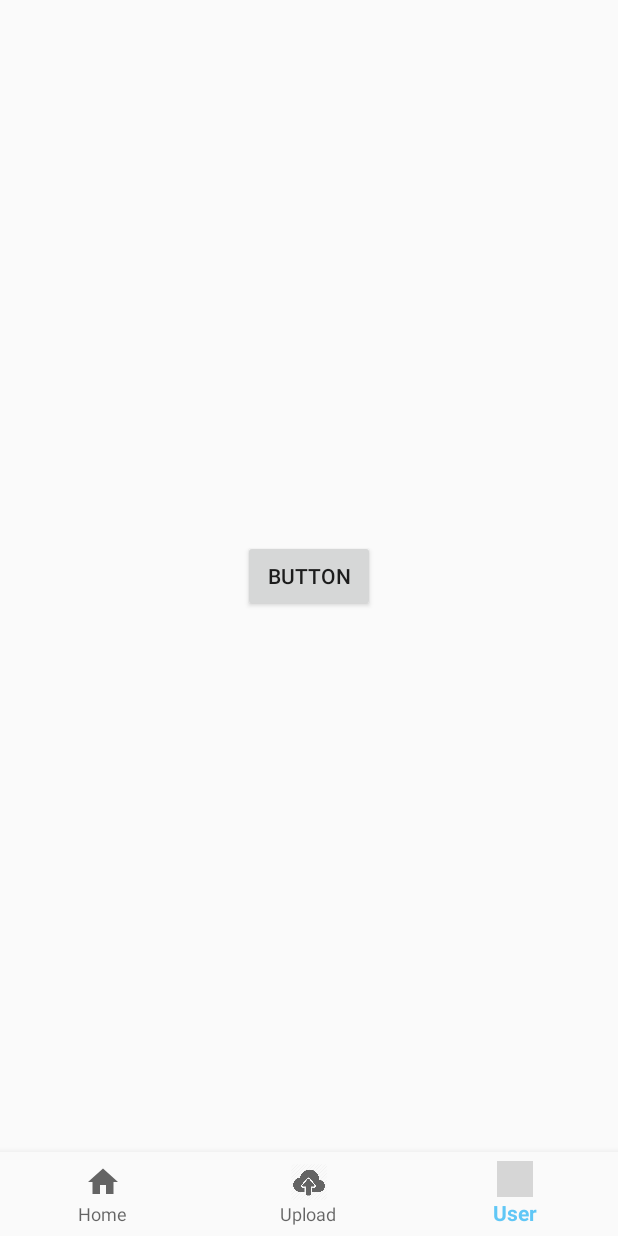
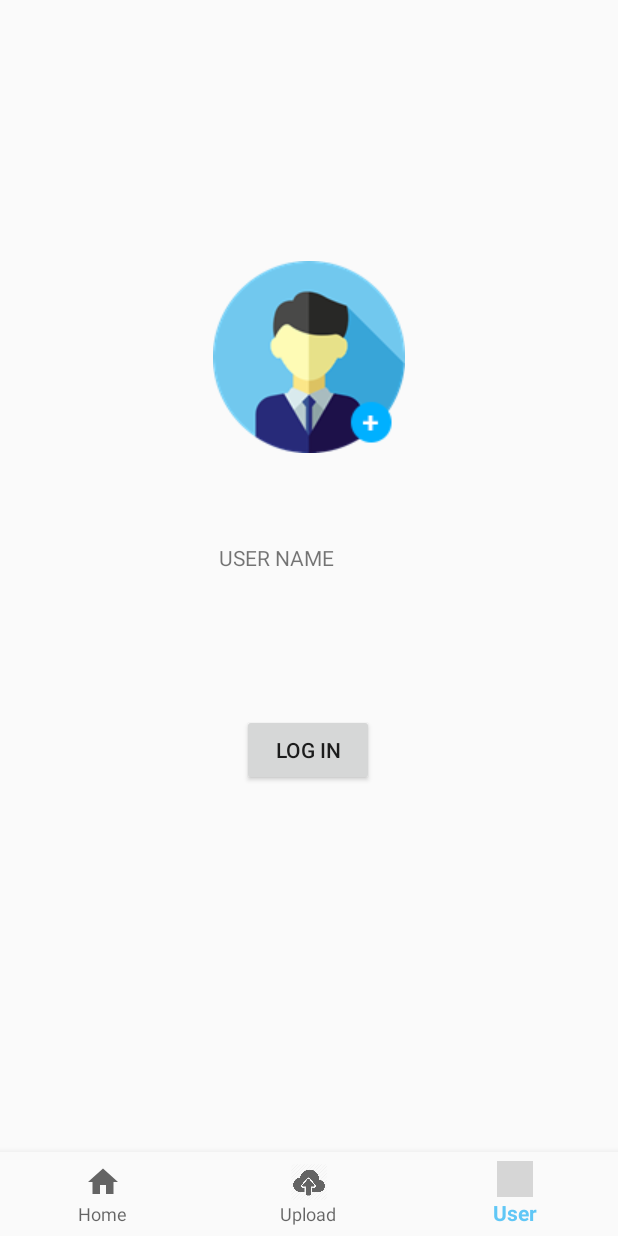
Before and after one commit to mayingming/Pandora-Box, an Android app: the NotificationsFragment screen opened through its navigation route, on a phone screen of 412 x 824 dp. Run offline under Robolectric (Android 15) with nearby library versions, the phone set to English and light mode, and no system bars; our stand-ins replace Firebase (no records; nobody signed in at launch, a user with empty details on screens opened directly), navigation-ui; pictures from the network do not load; grey boxes are pictures that could not be loaded.

Commit message:
Fifth version

```diff
--- a/app/src/main/java/com/example/mobilepro/ui/notifications/NotificationsFragment.java
+++ b/app/src/main/java/com/example/mobilepro/ui/notifications/NotificationsFragment.java
@@ -2,10 +2,12 @@ package com.example.mobilepro.ui.notifications;
 
 import android.content.Intent;
 import android.os.Bundle;
+import android.util.Log;
 import android.view.LayoutInflater;
 import android.view.View;
 import android.view.ViewGroup;
 import android.widget.Button;
+import android.widget.ImageView;
 import android.widget.TextView;
 
 import androidx.annotation.Nullable;
@@ -14,17 +16,33 @@ import androidx.fragment.app.Fragment;
 import androidx.lifecycle.Observer;
 import androidx.lifecycle.ViewModelProviders;
 
+import com.bumptech.glide.Glide;
 import com.example.mobilepro.R;
+import com.google.firebase.auth.FirebaseAuth;
+import com.google.firebase.auth.FirebaseUser;
+
+import java.io.IOException;
+import java.net.URI;
+import java.net.URL;
+
+import static android.app.Activity.RESULT_OK;
 
 
 public class NotificationsFragment extends Fragment {
 
     private Button userbutton;
+    private ImageView userphoto;
+    private boolean isLogIn = false;
+    private TextView userName;
+    private Object fragment;
+    private URI userImageURL;
+
 
     private NotificationsViewModel notificationsViewModel;
 
     public View onCreateView(@NonNull LayoutInflater inflater,
                              ViewGroup container, Bundle savedInstanceState) {
+        fragment = this;
         notificationsViewModel =
                 ViewModelProviders.of(this).get(NotificationsViewModel.class);
         View root = inflater.inflate(R.layout.fragment_notifications, container, false);
@@ -36,15 +54,35 @@ public class NotificationsFragment extends Fragment {
         super.onViewCreated(view, savedInstanceState);
 
         userbutton = (Button) getView().findViewById(R.id.userbutton);
+        userphoto = (ImageView) getView().findViewById(R.id.userimage);
+        userName = (TextView) getView().findViewById(R.id.userName);
 
         userbutton.setOnClickListener(new View.OnClickListener() {
             @Override
             public void onClick(View view) {
                 Intent intent = new Intent(getActivity(),LoginActivity.class);
-                startActivity(intent);
+                startActivityForResult(intent, 3);
             }
         });
+    }
 
-
+    @Override
+    public void onActivityResult(int requestCode, int resultCode, Intent data) {
+        super.onActivityResult(requestCode, resultCode, data);
+        Log.d("trans",""+123);
+        if (requestCode == 3 && resultCode == RESULT_OK)
+        {
+            try{
+                //Log.d("trans",data.getExtras().getString("userName"));
+                FirebaseAuth myAuthentication = FirebaseAuth.getInstance();
+                FirebaseUser user = myAuthentication.getCurrentUser();
+                userName.setText(user.getEmail());
+                Glide.with(this).load(user.getPhotoUrl()).into(userphoto);
+                isLogIn = data.getExtras().getBoolean("isLogIn");
+            }
+            catch(Exception e) {
+                e.printStackTrace();
+            }
+        }
     }
 }
--- a/app/src/main/res/layout/fragment_notifications.xml
+++ b/app/src/main/res/layout/fragment_notifications.xml
@@ -10,9 +10,30 @@
         android:id="@+id/userbutton"
         android:layout_width="wrap_content"
         android:layout_height="wrap_content"
-        android:text="Button"
+        android:layout_marginBottom="244dp"
+        android:text="log in"
         app:layout_constraintBottom_toBottomOf="parent"
         app:layout_constraintEnd_toEndOf="parent"
+        app:layout_constraintHorizontal_bias="0.498"
+        app:layout_constraintStart_toStartOf="parent" />
+
+    <ImageView
+        android:id="@+id/userimage"
+        android:layout_width="wrap_content"
+        android:layout_height="wrap_content"
+        app:layout_constraintBottom_toTopOf="@+id/userbutton"
+        app:layout_constraintEnd_toEndOf="parent"
         app:layout_constraintStart_toStartOf="parent"
-        app:layout_constraintTop_toTopOf="parent" />
+        app:layout_constraintTop_toTopOf="parent"
+        app:srcCompat="@drawable/userphoto" />
+
+    <TextView
+        android:id="@+id/userName"
+        android:layout_width="120dp"
+        android:layout_height="40dp"
+        android:layout_marginBottom="74dp"
+        android:text="USER NAME"
+        app:layout_constraintBottom_toTopOf="@+id/userbutton"
+        app:layout_constraintEnd_toEndOf="parent"
+        app:layout_constraintStart_toStartOf="parent" />
 </androidx.constraintlayout.widget.ConstraintLayout>
```
Also changed, not shown: app/src/main/java/com/example/mobilepro/ui/home/HomeFragment.java (+22 -1 lines), app/src/main/java/com/example/mobilepro/ui/notifications/LoginActivity.java (+6 -1 lines).
